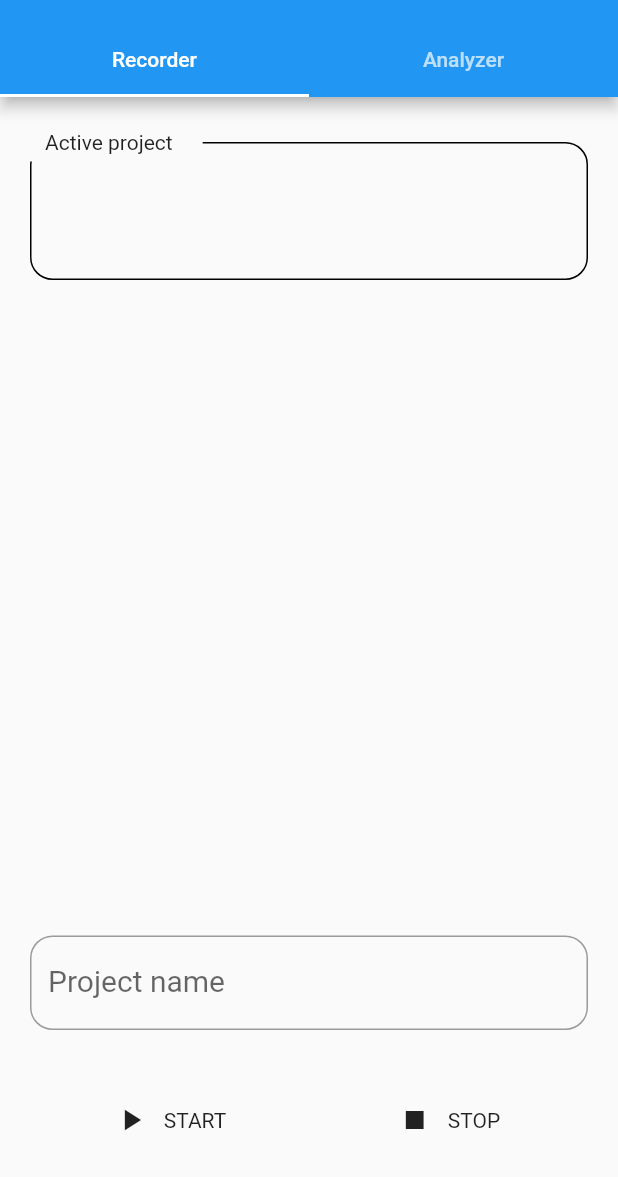
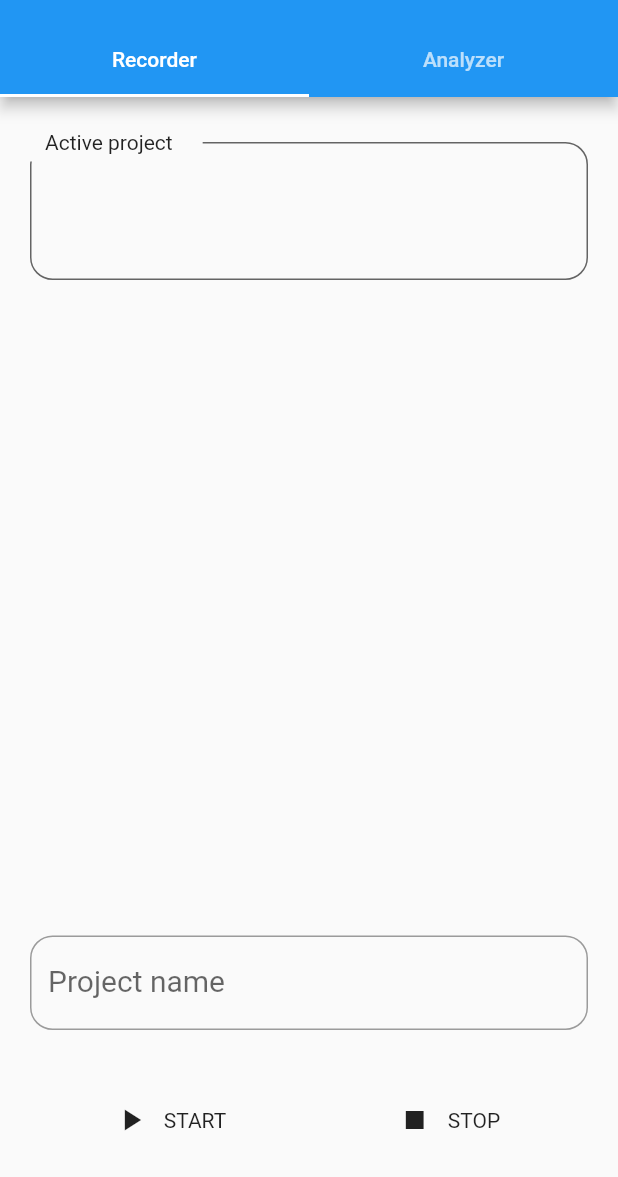
Before and after one commit to Kniesch/ProjectTime, a Flutter app: the screen it shows after launch, on a phone screen of 412 x 824 dp, the part 59-1236 px from its top. Run offline on Flutter 3.47's test engine with Material 2 defaults, Android fonts, the phone set to English and light mode, and no system bars.

Commit message:
changed border colour to match with dark theme

```diff
--- a/lib/projectRecorder.dart
+++ b/lib/projectRecorder.dart
@@ -140,7 +140,7 @@ class ProjectRecorderState extends State<ProjectRecorder> {
                       width: double.infinity,
                       child: Container(
                         decoration: BoxDecoration(
-                          border: Border.all(),
+                          border: Border.all(color: Theme.of(context).hintColor),
                           borderRadius: new BorderRadius.circular(15.0),
                         ),
                         child: Padding(
```
